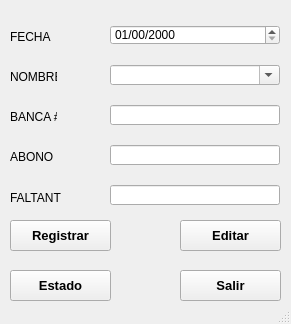
The window that MiniNomina/FrmDesign/Faltantes.ui (CodeDrTech/DevelopPython) describes before a commit, drawn with Qt 5.
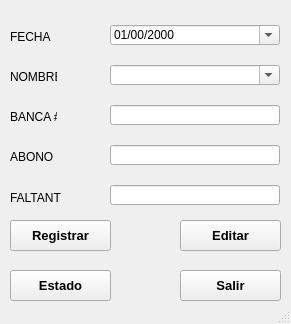
The same window after the commit. Icons and pictures are not drawn.

Patch:
```diff
--- a/MiniNomina/FrmDesign/Faltantes.ui
+++ b/MiniNomina/FrmDesign/Faltantes.ui
@@ -173,6 +173,9 @@
     </property>
    </widget>
    <widget class="QDateEdit" name="txtFecha">
+    <property name="enabled">
+     <bool>true</bool>
+    </property>
     <property name="geometry">
      <rect>
       <x>110</x>
@@ -184,9 +187,15 @@
     <property name="locale">
      <locale language="Spanish" country="DominicanRepublic"/>
     </property>
+    <property name="readOnly">
+     <bool>false</bool>
+    </property>
     <property name="displayFormat">
      <string>dd/mm/yyyy</string>
     </property>
+    <property name="calendarPopup">
+     <bool>true</bool>
+    </property>
    </widget>
    <widget class="QComboBox" name="cmbEmpleado">
     <property name="geometry">
```
